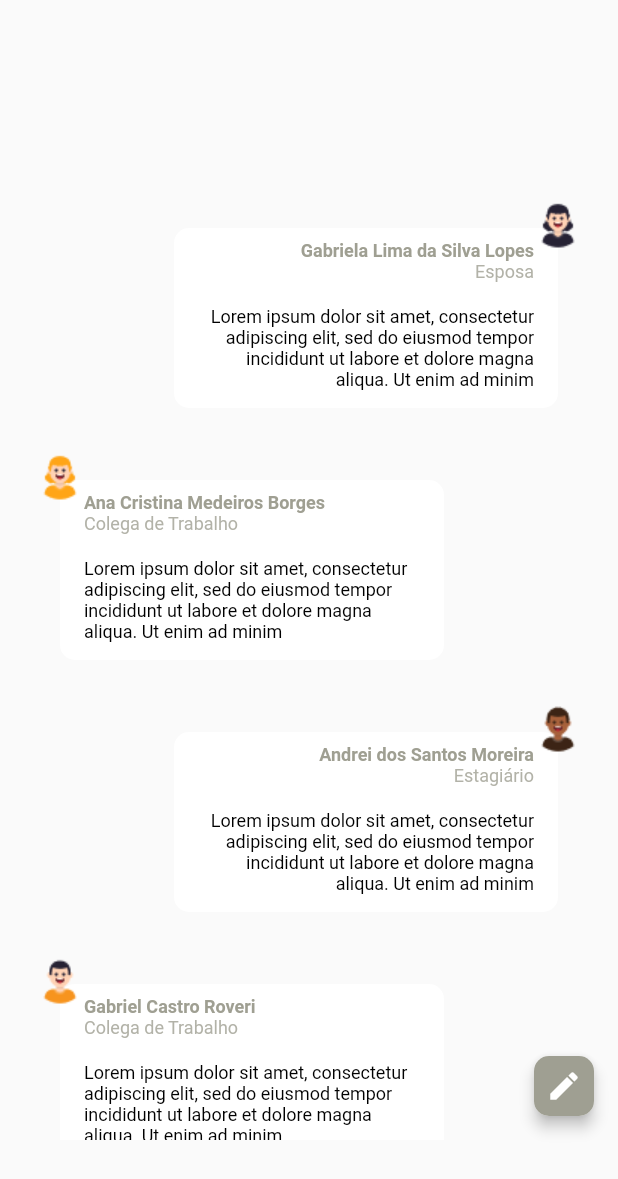
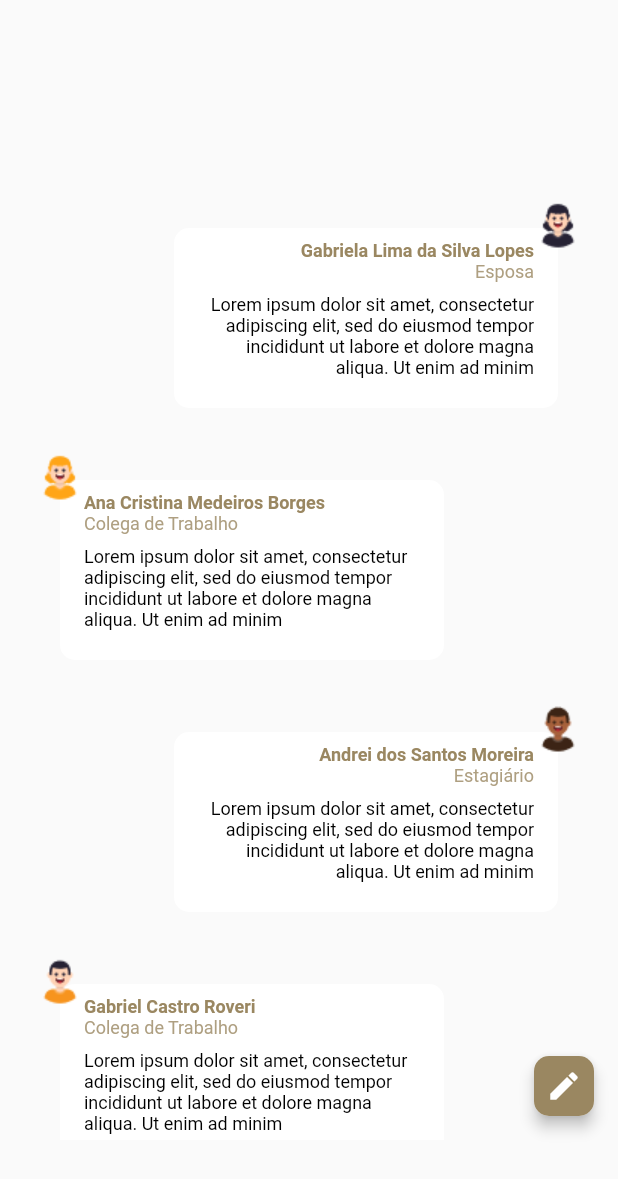
Before and after one commit to xandefreitas/Flutter_Profile, a Flutter app: the DepositionsScreen widget shown alone on an empty page, opened directly with empty values, on a phone screen of 412 x 824 dp. Shown: the top 1179 px of the screen. Run offline on Flutter 3.47's test engine with Material 2 defaults, Android fonts, the phone set to English and light mode, and no system bars; our stand-ins replace unicons; network calls fail.

Commit message:
minor adjustments and color changes

```diff
--- a/lib/core/app_colors.dart
+++ b/lib/core/app_colors.dart
@@ -2,9 +2,9 @@ import 'package:flutter/material.dart';
 
 abstract class AppColors {
   static const profilePrimary = Color(0xff525B76);
-  static const certificatesPrimary = Color(0xff29524A);
-  static const experiencesPrimary = Color(0xffA44A3F);
-  static const depositionsPrimary = Color(0xff9F9F92);
+  static const certificatesPrimary = Color(0xff50707A);
+  static const experiencesPrimary = Color(0xff9F9F92);
+  static const depositionsPrimary = Color(0xff9A8761);
   static const lightGrey = Color(0xffAEAEAE);
   static const linkedin = Color(0xff0A65C0);
   static const whatsapp = Color(0xff45B452);
--- a/lib/screens/DepositionsScreen/components/deposition_card.dart
+++ b/lib/screens/DepositionsScreen/components/deposition_card.dart
@@ -31,7 +31,7 @@ class DepositionCard extends StatelessWidget {
                 height: 120,
                 width: 256,
                 child: Padding(
-                  padding: const EdgeInsets.only(top: 8.0, right: 16, left: 16),
+                  padding: const EdgeInsets.only(top: 8.0, right: 16, left: 16, bottom: 8),
                   child: Column(
                     crossAxisAlignment: isRightSide ? CrossAxisAlignment.end : CrossAxisAlignment.start,
                     children: [
@@ -48,7 +48,7 @@ class DepositionCard extends StatelessWidget {
                           color: AppColors.depositionsPrimary.withOpacity(0.8),
                         ),
                       ),
-                      const SizedBox(height: 16),
+                      const SizedBox(height: 8),
                       Text(
                         deposition.deposition,
                         style: AppTextStyles.textNormal12.copyWith(
--- a/lib/screens/DepositionsScreen/components/new_deposition_button.dart
+++ b/lib/screens/DepositionsScreen/components/new_deposition_button.dart
@@ -1,18 +1,23 @@
 import 'package:flutter/material.dart';
+import 'package:flutter_profile/common/models/deposition.dart';
 import 'package:flutter_profile/core/app_text_styles.dart';
 import 'package:flutter_profile/data/icons_data.dart';
 
 import '../../../core/app_colors.dart';
 
 class NewDepositionButton extends StatefulWidget {
-  final FocusNode textFocus;
+  final FocusNode nameTextFocus;
+  final FocusNode relationshipTextFocus;
+  final FocusNode depositionTextFocus;
   final Function() onNewDeposition;
   final bool isWritingDeposition;
   const NewDepositionButton({
     Key? key,
     required this.onNewDeposition,
     required this.isWritingDeposition,
-    required this.textFocus,
+    required this.nameTextFocus,
+    required this.relationshipTextFocus,
+    required this.depositionTextFocus,
   }) : super(key: key);
 
   @override
@@ -20,6 +25,9 @@ class NewDepositionButton extends StatefulWidget {
 }
 
 class _NewDepositionButtonState extends State<NewDepositionButton> {
+  final nameTextController = TextEditingController();
+  final relationshipTextController = TextEditingController();
+  final depositionTextController = TextEditingController();
   int iconIndexSelected = 0;
   @override
   Widget build(BuildContext context) {
@@ -75,8 +83,10 @@ class _NewDepositionButtonState extends State<NewDepositionButton> {
                             ),
                             const SizedBox(height: 8),
                             TextFormField(
-                              focusNode: widget.textFocus,
+                              focusNode: widget.nameTextFocus,
                               style: AppTextStyles.textNormal12,
+                              textCapitalization: TextCapitalization.words,
+                              controller: nameTextController,
                               decoration: InputDecoration(
                                 hintText: 'Nome do Usuário Logado Preenchido',
                                 isDense: true,
@@ -91,7 +101,9 @@ class _NewDepositionButtonState extends State<NewDepositionButton> {
                             ),
                             const SizedBox(height: 8),
                             TextFormField(
+                              focusNode: widget.relationshipTextFocus,
                               style: AppTextStyles.textNormal12,
+                              controller: relationshipTextController,
                               decoration: InputDecoration(
                                 hintText: 'Relação',
                                 isDense: true,
@@ -108,7 +120,9 @@ class _NewDepositionButtonState extends State<NewDepositionButton> {
                             TextFormField(
                               maxLines: 4,
                               maxLength: 140,
+                              focusNode: widget.depositionTextFocus,
                               style: AppTextStyles.textNormal12,
+                              controller: depositionTextController,
                               decoration: InputDecoration(
                                 hintText: 'Escreva algo sobre mim ou sobre meu app!',
                                 isDense: true,
@@ -137,6 +151,12 @@ class _NewDepositionButtonState extends State<NewDepositionButton> {
                                 ),
                                 child: InkWell(
                                   onTap: () {
+                                    Deposition(
+                                      iconIndex: iconIndexSelected,
+                                      name: nameTextController.text,
+                                      relationship: relationshipTextController.text,
+                                      deposition: depositionTextController.text,
+                                    );
                                     // widget.onNewDeposition();
                                   },
                                   child: SingleChildScrollView(
@@ -172,6 +192,9 @@ class _NewDepositionButtonState extends State<NewDepositionButton> {
                   )
                 : InkWell(
                     onTap: () {
+                      nameTextController.clear();
+                      relationshipTextController.clear();
+                      depositionTextController.clear();
                       widget.onNewDeposition();
                     },
                     child: const Icon(
--- a/lib/screens/DepositionsScreen/depositions_screen.dart
+++ b/lib/screens/DepositionsScreen/depositions_screen.dart
@@ -6,10 +6,14 @@ import 'package:flutter_profile/screens/DepositionsScreen/components/new_deposit
 import '../../data/depositions_data.dart';
 
 class DepositionsScreen extends StatefulWidget {
-  final FocusNode textFocus;
+  final FocusNode nameTextFocus;
+  final FocusNode relationshipTextFocus;
+  final FocusNode depositionTextFocus;
   const DepositionsScreen({
     Key? key,
-    required this.textFocus,
+    required this.nameTextFocus,
+    required this.relationshipTextFocus,
+    required this.depositionTextFocus,
   }) : super(key: key);
 
   @override
@@ -44,7 +48,9 @@ class _DepositionsScreenState extends State<DepositionsScreen> {
           NewDepositionButton(
             onNewDeposition: onNewDeposition,
             isWritingDeposition: _isWritingDeposition,
-            textFocus: widget.textFocus,
+            nameTextFocus: widget.nameTextFocus,
+            relationshipTextFocus: widget.relationshipTextFocus,
+            depositionTextFocus: widget.depositionTextFocus,
           ),
         ],
       ),
```
Also changed, not shown: lib/screens/NavigationManagementScreen/navigation_management_screen.dart (+12 -4 lines), lib/screens/ProfileScreen/profile_screen.dart (+11 -12 lines).
